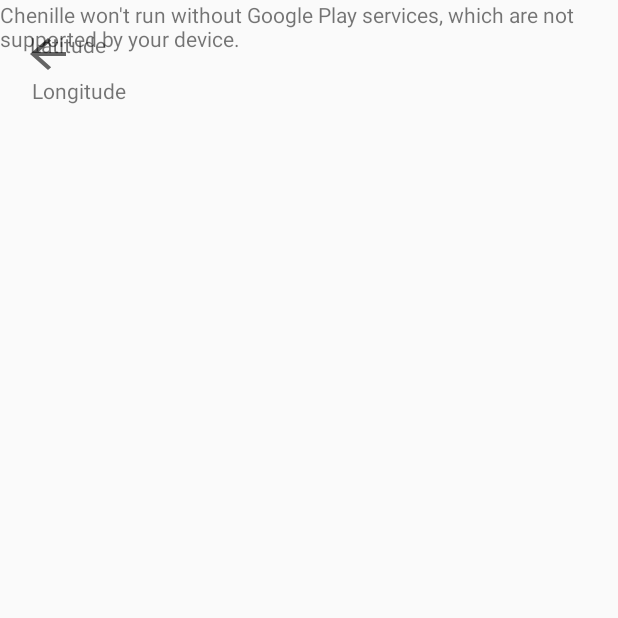
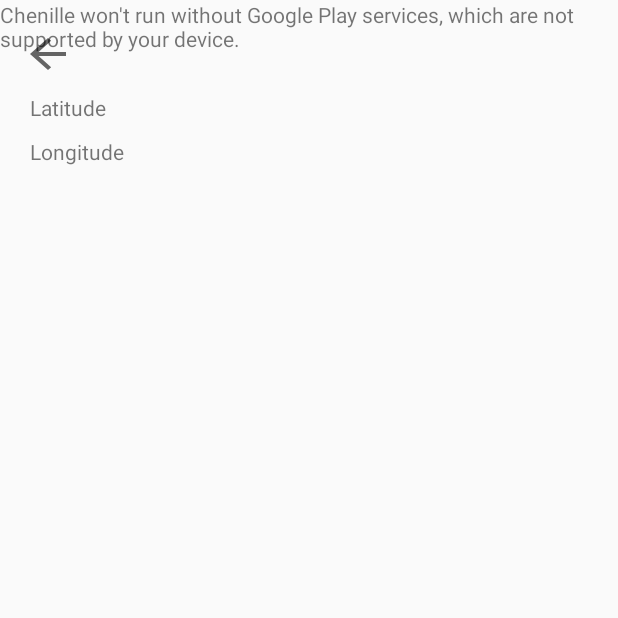
Before and after one commit to LouisBzh/Chenille1, an Android app: the screen it shows after launch (MapsActivity), after a tap on "GPS", on a phone screen of 412 x 824 dp, the top half of it. Run offline under Robolectric (Android 15) with nearby library versions, the phone set to English and light mode, and no system bars.

Commit message:
Normalization
All comments update in English and all code explicated

```diff
--- a/app/src/main/AndroidManifest.xml
+++ b/app/src/main/AndroidManifest.xml
@@ -18,7 +18,8 @@
         android:icon="@mipmap/chenillelogo"
         android:label="@string/app_name"
         android:supportsRtl="true"
-        android:theme="@style/Theme.AppCompat.Light.DarkActionBar">
+        android:theme="@style/Theme.AppCompat.Light.DarkActionBar"
+        tools:ignore="GoogleAppIndexingWarning">
         <meta-data
             android:name="com.google.android.geo.API_KEY"
             android:value="@string/google_maps_key" />
@@ -49,7 +50,6 @@
                 <category android:name="android.intent.category.DEFAULT" />
             </intent-filter>
         </activity>
-        <service android:enabled="true" android:name=".BackGroundService" />
     </application>
 
 </manifest>
--- a/app/src/main/java/com/example/bureau/testhorlogesimple/Main.java
+++ b/app/src/main/java/com/example/bureau/testhorlogesimple/Main.java
@@ -34,12 +34,12 @@ public class Main extends AppCompatActivity {
     Boolean inMaisonGps;
 
     //Variables Main Activity
-    ImageView aigImg;//Aiguille
-    String aigNewPosit;//Nouvelle position aiguille
-    int aigPositInt;//Position actuelle aiguille
-    String positGps="0000";//String codant si à l'intérieur de Famille/Travail/Joker/Maison
+    ImageView aigImg;//Hand
+    String aigNewPosit;//New Hand position
+    int aigPositInt;//Actual Hand position
+    String positGps="0000";//String coding if gps position inside Famille/Travail/Joker/Maison
     final String[] personID ={"Maman","Papa","Marie","Louis","Camille","Perrine","Mathilde","Défaut"};
-    int[] aigImgID ={R.mipmap.aig_maman,R.mipmap.aig_papa,R.mipmap.aig_marie,R.mipmap.aig_louis,R.mipmap.aig_camille,R.mipmap.aig_perrine,R.mipmap.aig_mathilde,R.mipmap.aig_defaut};//Ensemble images aiguilles personnes
+    int[] aigImgID ={R.mipmap.aig_maman,R.mipmap.aig_papa,R.mipmap.aig_marie,R.mipmap.aig_louis,R.mipmap.aig_camille,R.mipmap.aig_perrine,R.mipmap.aig_mathilde,R.mipmap.aig_defaut};//All Hand mipmap
 
     //Variables sms functions
     BroadcastReceiver sentBroadcast;
@@ -52,13 +52,13 @@ public class Main extends AppCompatActivity {
     @Override
     protected void onStart() {
         super.onStart();
-        //Enregistrement emission/reception sms
+        //Register emission/reception sms
         registerReceiver(sentBroadcast, sentIntentFilter);//
         registerReceiver(deliveredBroadcast, deliveredIntentFilter);
     }
     @Override
     protected void onPause() {
-        //Supression enregistrement emission/reception
+        //Delete registration emission/reception sms
         if(deliveredBroadcast!=null) {
             unregisterReceiver(deliveredBroadcast);
             deliveredBroadcast=null;
@@ -74,56 +74,57 @@ public class Main extends AppCompatActivity {
     @Override
     public void onCreate(Bundle savedInstanceState) {
         super.onCreate(savedInstanceState);
-        //Creation emission/reception sms
+        //Creation emission/reception sms functions
         sentIntentFilter=new IntentFilter(SENT);
         deliveredIntentFilter=new IntentFilter(DELIVERED);
         sentBroadcast=new sentReceiver();
         deliveredBroadcast=new deliveredReceiver();
 
+        //Layout
         setContentView(R.layout.activity_main);
 
         //Get preferences inside usable variables
         myVar=getSharedPreferences(MY_PREF,Context.MODE_PRIVATE);
-        myVarEditor = myVar.edit();
+        myVarEditor=myVar.edit();
         aigLastPosit=myVar.getString("aigLastPosit","1");
         inFamilleGps=myVar.getBoolean("inFamilleGPS",false);
         inTravailGps=myVar.getBoolean("inTravailGPS",false);
         inJokerGps=myVar.getBoolean("inJokerGPS",false);
         inMaisonGps=myVar.getBoolean("inMaisonGPS",false);
 
-        //Set aiguille image
+        //Set Hand image
         aigChoosed=myVar.getInt("aigChoosed",8);
         aigImg = findViewById(R.id.Aiguille);
         aigImg.setImageResource(aigImgID[aigChoosed-1]);
 
-        //Verification gps information and hand positionning
+        //Check gps information and hand positioning
         positGps = BooleantoString(inFamilleGps)+BooleantoString(inTravailGps)+BooleantoString(inJokerGps)+BooleantoString(inMaisonGps);
         switch (positGps){
-            case "0000":
+            case "0000": //Not inside any Geofence
                 aigNewPosit="4";
                 break;
-            case "1000":
+            case "1000": //Inside Family Geofence
                 aigNewPosit="1";
                 break;
-            case "0100":
-            case "1100":
+            case "0100": //Inside Travail Geofence
+            case "1100": //Inside Family and Travail Geofence
                 aigNewPosit="2";
                 break;
-            case "0010":
+            case "0010": //Inside Joker Geofence
                 aigNewPosit="5";
                 break;
-            case "0001":
+            case "0001": //Inside Maison Geofence
                 aigNewPosit="7";
                 break;
             default:
-                aigNewPosit=aigLastPosit;
+                aigNewPosit=aigLastPosit; //If none of above possibility = ERROR
                 Toast.makeText(getBaseContext(), "Configuration des zones non pris en charge. Veuillez vérifier la disposition des zones GPS.", Toast.LENGTH_LONG).show();
                 break;
         }
-
         setPositAuto(aigNewPosit);
     }
 
+    //Hand positioning by code
     public void setPositAuto(String s){
         try {
             aigPositInt = Integer.parseInt(s);
@@ -133,20 +134,21 @@ public class Main extends AppCompatActivity {
         aigImg.setRotation(aigPositInt * 40 + 320);
         SendSMS(s);
     }
-    public void setPositManuel(String s) { //Fonction to set hand rotation manually
+    //Hand positioning by user choice
+    public void setPositManuel(String s) {
         try {
             aigPositInt = Integer.parseInt(s);
         } catch(NumberFormatException nfe) {
             Toast.makeText(getBaseContext(), "Valeur position de l'aiguille non sous forme d'entier", Toast.LENGTH_LONG).show();
         }
-        if (positGps.equals("0000")){
+        if (positGps.equals("0000")){//If not inside any geofence
             aigImg.setRotation(aigPositInt * 40 + 320);
             SendSMS(s);
         }else {
             AlertDialog.Builder builder = new AlertDialog.Builder(Main.this);
             builder.setTitle("Attention vous êtes définis dans une zone GPS !");
             builder.setMessage("Etes vous sûr de vouloir écraser votre position actuelle ? \n"+
-                    "(Votre position se remettra à jour au prochain déplacement)");
+                    "(Votre position se remettra à jour au prochain franchissement)");
             builder.setNegativeButton("Non", new DialogInterface.OnClickListener() {
                 @Override
                 public void onClick(DialogInterface dialog, int which) {
@@ -166,7 +168,7 @@ public class Main extends AppCompatActivity {
     }
 
 
-    //Ensemble des fonctions lors d'un appui sur un des boutons
+    //All buttons function
     public void Famille (View view){
         setPositManuel("1");
     }
@@ -195,9 +197,11 @@ public class Main extends AppCompatActivity {
         setPositManuel("9");
     }
 
-    //Ensemble des fonctions pour l'envoi des sms
-    private void SendSMS(final String x) { //Fonction d'envoi des sms
-        if (Integer.parseInt(myVar.getString("aigLastPosit", "1")) != Integer.parseInt(x)) { //Test if last position different than new one
+    //Sms functions
+    //Function to send an sms
+    private void SendSMS(final String x) {
+        //Test if last position different than new one
+        if (Integer.parseInt(myVar.getString("aigLastPosit", "1")) != Integer.parseInt(x)) {
 
             PendingIntent sentPI = PendingIntent.getBroadcast(this, 0,
                     new Intent(SENT), 0);
@@ -212,7 +216,8 @@ public class Main extends AppCompatActivity {
             android.telephony.SmsManager sms = android.telephony.SmsManager.getDefault();
             sms.sendTextMessage("+36769424262", null, x, sentPI, deliveredPI);
         }
-    }//Fonction d'envoi des sms
+    }
+    //Sms sending receiver and Error handling
     public class sentReceiver extends BroadcastReceiver {
         @Override
         public void onReceive(Context arg0, Intent arg1) {
@@ -239,7 +244,8 @@ public class Main extends AppCompatActivity {
                     break;
             }
         }
-    } //Fonction emission sms
+    }
+    //Sms delivered receiver and Error handling
     public class deliveredReceiver extends BroadcastReceiver{
         @Override
         public void onReceive(Context arg0, Intent arg1) {
@@ -254,15 +260,15 @@ public class Main extends AppCompatActivity {
                     break;
             }
         }
-    } //Fonction reception sms
+    }
 
-    //Fonction annexe
+    //Function to transform Boolean to String 1 or 0
     public static String BooleantoString(boolean b) {
         return b ? "1" : "0";
     }
 
 
-    //Fonctions de menu
+    //Menu Functions
     @Override
     public boolean onCreateOptionsMenu(Menu menu) {
         MenuInflater inflater = getMenuInflater();
@@ -272,7 +278,7 @@ public class Main extends AppCompatActivity {
     @Override
     public boolean onPrepareOptionsMenu(Menu menu) {
         super.onPrepareOptionsMenu(menu);
-        //Set the notifications menu item checked corresponding to preferences
+        //Set the notifications menu item checked corresponding to registered preferences
         menu.findItem(R.id.action_bar_notifs).setChecked(myVar.getBoolean("notifsEnable",true));
         return true;
     }
@@ -286,7 +292,7 @@ public class Main extends AppCompatActivity {
             case R.id.action_infos: //Pop-up d'informations
                 Toast.makeText(getBaseContext(), "Créé par Louis Le Nézet", Toast.LENGTH_SHORT).show();
                 return true;
-            case R.id.action_bar_notifs: //Autorisation ou non des notifications GPS
+            case R.id.action_bar_notifs: //Gps notifications permission
                 if(item.isChecked()){
                     Toast.makeText(getBaseContext(), "Notifications désactivées", Toast.LENGTH_SHORT).show();
                     item.setChecked(false);
@@ -298,7 +304,7 @@ public class Main extends AppCompatActivity {
                 }
                 myVarEditor.commit();
                 return true;
-            case R.id.action_aiguille: //Choix de l'aiguille a afficher
+            case R.id.action_aiguille: //Hand Choice
                 AlertDialog.Builder builder = new AlertDialog.Builder(Main.this);
                 builder.setTitle("Choisissez l'aiguille à afficher:");
                 builder.setSingleChoiceItems(personID, myVar.getInt("aigChoosed",8)-1, new DialogInterface.OnClickListener() {
@@ -316,7 +322,7 @@ public class Main extends AppCompatActivity {
                         // Change hand preference from sharedPreference
                         myVarEditor.putInt("aigChoosed",aigChoosed);
                         // Committing the changes
-                        myVarEditor.commit();
+                        myVarEditor.apply();
                         // Restart activity
                         recreate();
                     }
--- a/app/src/main/java/com/example/bureau/testhorlogesimple/MapsActivity.java
+++ b/app/src/main/java/com/example/bureau/testhorlogesimple/MapsActivity.java
@@ -28,6 +28,7 @@ import android.widget.Toast;
 
 import com.google.android.gms.common.ConnectionResult;
 import com.google.android.gms.common.api.GoogleApiClient;
+import com.google.android.gms.location.FusedLocationProviderClient;
 import com.google.android.gms.location.Geofence;
 import com.google.android.gms.location.GeofencingClient;
 import com.google.android.gms.location.GeofencingRequest;
@@ -57,25 +58,24 @@ public class MapsActivity extends FragmentActivity
         GoogleApiClient.ConnectionCallbacks,
         GoogleApiClient.OnConnectionFailedListener,
         OnMapReadyCallback,
-        GoogleMap.OnMapClickListener,
-        GoogleMap.OnMarkerClickListener,
         LocationListener {
 
-    //Variable preferences
+    //Preferences
     public static final String MY_PREF="mesPrefs";
     SharedPreferences myVar;
     SharedPreferences.Editor myVarEditor;
     int zoneNumGPS = 4;
-    final String[] positionID = {"Famille", "Travail", "Joker", "A la maison"};
+    final String[] positionID = {"Famille", "Travail", "Joker", "Maison"};
     String lat="";
     String lng = "";
     String radiusSize = "";
     String title = "";
     Boolean gpsDefine = false;
 
-    //Variable activity
+    //Activity variables
     private static final String TAG = MapsActivity.class.getSimpleName();
     Context appContext;
+
     //Map variable
     private TextView textLat, textLong;
     private GoogleMap mMap;
@@ -92,35 +92,29 @@ public class MapsActivity extends FragmentActivity
     //Geofencing API
     private GoogleApiClient googleApiClient;
     private GeofencingClient geofencingClient;
-    ArrayList<Geofence> geofenceList= new ArrayList<Geofence>(4);
+    ArrayList<Geofence> geofenceList= new ArrayList<>(4);
     PendingIntent geofencePendingIntent;
 
     @Override
     protected void onCreate(Bundle savedInstanceState) {
         super.onCreate(savedInstanceState);
         appContext=getApplicationContext();
+
+        //Preferences
+        myVar = getSharedPreferences(MY_PREF, Context.MODE_PRIVATE);
+        myVarEditor=myVar.edit();
+
+        //Layout
         setContentView(R.layout.activity_maps);
-        myVar = getSharedPreferences(MY_PREF, Context.MODE_PRIVATE);
-        myVarEditor = myVar.edit();
-        textLat = (TextView) findViewById(R.id.Lat);
-        textLong = (TextView) findViewById(R.id.Long);
+        textLat = findViewById(R.id.Lat);
+        textLong = findViewById(R.id.Long);
         SupportMapFragment mapFrag = (SupportMapFragment) getSupportFragmentManager().findFragmentById(R.id.map);
         mapFrag.getMapAsync(this);
+
+        //Location
         locationManager = (LocationManager) getSystemService(Context.LOCATION_SERVICE);
+        geofencingClient = LocationServices.getGeofencingClient(appContext);
         createGoogleApi();
-        geofencingClient = LocationServices.getGeofencingClient(appContext);
-    }
-
-    // Create GoogleApiClient instance
-    private void createGoogleApi() {
-        Log.d(TAG, "createGoogleApi()");
-        if ( googleApiClient == null ) {
-            googleApiClient = new GoogleApiClient.Builder( appContext )
-                    .addConnectionCallbacks( this )
-                    .addOnConnectionFailedListener( this )
-                    .addApi( LocationServices.API )
-                    .build();
-        }
     }
 
     @Override
@@ -129,27 +123,30 @@ public class MapsActivity extends FragmentActivity
         mMap.setMyLocationEnabled(true);
         mMap.moveCamera(CameraUpdateFactory.newLatLngZoom(new LatLng(48, -2.4), 9));
 
-        // Getting index of last location added
+        //Getting index of last location added
         zoneNumGPS = myVar.getInt("zoneNumGPS", 0);
 
-        // Iterating through all the locations
+        //Iterating through all the locations to create circles and markers
         for (int i = 0; i < 4; i++) {
-            // Getting the latitude of the i-th location
+            //Getting the latitude of the i-th location
             lat = myVar.getString("lat" + positionID[i], "0");
-            // Getting the longitude of the i-th location
+            //Getting the longitude of the i-th location
             lng = myVar.getString("lng" + positionID[i], "0");
-            // Getting the radius size of the i-th location
+            //Getting the radius size of the i-th location
             radiusSize = myVar.getString("radiusSize" + positionID[i], "100");
             // Getting the title of the i-th location
             title = myVar.getString("title" + positionID[i], "Null");
-            // Getting if the i-th location is define
+            //Getting if the i-th location is define
             gpsDefine = myVar.getBoolean("gpsDefine" + positionID[i], false);
-            // Creating Markers
+            //Creating Markers
             drawMarker(new LatLng(Double.parseDouble(lat), Double.parseDouble(lng)), title, i, gpsDefine);
-            // Drawing circle on the map
+            //Drawing circle on the map
             drawCircle(new LatLng(Double.parseDouble(lat), Double.parseDouble(lng)), Integer.parseInt(radiusSize), i, gpsDefine);
         }
 
+        //When Map is clicked
+        //region MapShortClick
+        //Creation or Updating Geofence
         mMap.setOnMapClickListener(new GoogleMap.OnMapClickListener(){
             @Override
             public void onMapClick(LatLng point) {
@@ -167,16 +164,17 @@ public class MapsActivity extends FragmentActivity
                         // Get location selected
                         zoneNumGPS = ((AlertDialog) dialog).getListView().getCheckedItemPosition();
 
+                        //Radius Size Alert dialog
                         final AlertDialog.Builder seekBarDialog = new AlertDialog.Builder(MapsActivity.this);
                         final LayoutInflater inflater = (LayoutInflater) MapsActivity.this.getSystemService(LAYOUT_INFLATER_SERVICE);
                         final View ViewLayout = inflater.inflate(R.layout.seek_bar_dialog, (ViewGroup) findViewById(R.id.layout_dialog));
                         seekBarDialog.setView(ViewLayout);
+
+                        //Parameters of the seekBar
                         seekBarDialog.setTitle("Sélectionner le rayon de la zone :");
-
                         final int[] radiusSize = new int[1];
-
-                        final TextView txtView = (TextView) ViewLayout.findViewById(R.id.txtItem);
-                        SeekBar seek = (SeekBar) ViewLayout.findViewById(R.id.seekBar);
+                        final TextView txtView = ViewLayout.findViewById(R.id.txtItem);
+                        SeekBar seek = ViewLayout.findViewById(R.id.seekBar);
                         seek.setMax(1000);
                         seek.setProgress(500);
                         radiusSize[0] = 200;
@@ -199,7 +197,7 @@ public class MapsActivity extends FragmentActivity
                             }
                         });
 
-                        // Button OK
+                        // When Radius size is selected
                         seekBarDialog.setPositiveButton("OK",
                                 new DialogInterface.OnClickListener() {
                                     public void onClick(DialogInterface dialog, int which) {
@@ -228,13 +226,13 @@ public class MapsActivity extends FragmentActivity
                                         myVarEditor.commit();
                                         Toast.makeText(getBaseContext(), "Proximity Alert is added", Toast.LENGTH_SHORT).show();
                                     }
-
                                 });
                         seekBarDialog.create();
                         seekBarDialog.show();
 
                     }
                 });
+                //Negative button for geofence creation
                 builder.setNegativeButton("Annuler", new DialogInterface.OnClickListener() {
                     @Override
                     public void onClick(DialogInterface dialog, int which) {
@@ -245,7 +243,10 @@ public class MapsActivity extends FragmentActivity
                 dialog.show();
             }
         });
+        //endregion
 
+        //region MapLongClick
+        //Geofence deletion
         mMap.setOnMapLongClickListener(new GoogleMap.OnMapLongClickListener() {
             @Override
             public void onMapLongClick(LatLng point) {
@@ -276,6 +277,7 @@ public class MapsActivity extends FragmentActivity
                         Toast.makeText(getBaseContext(), "Proximity Alert is removed", Toast.LENGTH_LONG).show();
                     }
                 });
+                //Abandon deletion
                 builder.setNegativeButton("Annuler", new DialogInterface.OnClickListener() {
                     @Override
                     public void onClick(DialogInterface dialog, int which) {
@@ -286,6 +288,7 @@ public class MapsActivity extends FragmentActivity
                 dialog.show();
             }
         });
+        //endregion
     }
 
     //Circles and Marker edition functions
@@ -323,15 +326,16 @@ public class MapsActivity extends FragmentActivity
         circle.setVisible(true);
     }
 
-    //Geofences edition function
+    //Geofence edition function
     private void setGeofence(LatLng point, int radius,int id){
+        //Modify Geofence inside the list
         geofenceList.add(0,new Geofence.Builder()
                 .setRequestId(String.valueOf(id))
                 .setCircularRegion(point.latitude,point.longitude,radius)
                 .setExpirationDuration(NEVER_EXPIRE)
                 .setTransitionTypes(Geofence.GEOFENCE_TRANSITION_ENTER|Geofence.GEOFENCE_TRANSITION_EXIT)
                 .build());
-
+        //Add the geofence receiver
         geofencingClient.addGeofences(getGeofencingRequest(), getGeofencePendingIntent(id))
                 .addOnSuccessListener(this, new OnSuccessListener<Void>() {
                     @Override
@@ -346,6 +350,7 @@ public class MapsActivity extends FragmentActivity
                     }
                 });
     }
+    //Geofence pending intent deletion
     private void removeGeofence(int id){
         geofencingClient.removeGeofences(getGeofencePendingIntent(id))
                 .addOnSuccessListener(this, new OnSuccessListener<Void>() {
@@ -380,7 +385,17 @@ public class MapsActivity extends FragmentActivity
         return geofencePendingIntent;
     }
 
-
+    // Create GoogleApiClient instance
+    private void createGoogleApi() {
+        Log.d(TAG, "createGoogleApi()");
+        if ( googleApiClient == null ) {
+            googleApiClient = new GoogleApiClient.Builder( appContext )
+                    .addConnectionCallbacks( this )
+                    .addOnConnectionFailedListener( this )
+                    .addApi( LocationServices.API )
+                    .build();
+        }
+    }
     // GoogleApiClient.ConnectionCallbacks connected
     @Override
     public void onConnected(@Nullable Bundle bundle) {
@@ -397,6 +412,7 @@ public class MapsActivity extends FragmentActivity
     public void onConnectionFailed(@NonNull ConnectionResult connectionResult) {
         Log.w(TAG, "onConnectionFailed()");
     }
+
 
     //Change in location functions
     @Override
@@ -444,6 +460,7 @@ public class MapsActivity extends FragmentActivity
         writeActualLocation(lastLocation);
     }
 
+
     //Permissions
     // Verify user's response of the permission requested
     @Override
@@ -485,18 +502,6 @@ public class MapsActivity extends FragmentActivity
         Log.w(TAG, "permissionsDenied()");
     }
 
-    // Callback called when Map is touched
-    @Override
-    public void onMapClick(LatLng latLng) {
-        Log.d(TAG, "onMapClick("+latLng +")");
-    }
-    // Callback called when Marker is touched
-    @Override
-    public boolean onMarkerClick(Marker marker) {
-        Log.d(TAG, "onMarkerClickListener: " + marker.getPosition() );
-        return false;
-    }
-
     //Get back functions
     @Override
     public void onBackPressed() {
--- a/app/src/main/java/com/example/bureau/testhorlogesimple/NotificationView.java
+++ b/app/src/main/java/com/example/bureau/testhorlogesimple/NotificationView.java
@@ -9,7 +9,7 @@ public class NotificationView extends Activity {
         super.onCreate(savedInstanceState);
         setContentView(R.layout.notification);
 
-        TextView notif = (TextView) findViewById(R.id.notification);
+        TextView notif = findViewById(R.id.notification);
         Bundle data = getIntent().getExtras();
         notif.setText(data.getString("content"));
     }
--- a/app/src/main/res/layout/activity_maps.xml
+++ b/app/src/main/res/layout/activity_maps.xml
@@ -30,12 +30,12 @@
         android:id="@+id/Lat"
         android:layout_width="wrap_content"
         android:layout_height="wrap_content"
+        android:layout_below="@+id/BackBtn"
         android:layout_alignParentStart="true"
         android:layout_alignParentLeft="true"
-        android:layout_alignParentTop="true"
         android:layout_marginStart="20dp"
         android:layout_marginLeft="20dp"
-        android:layout_marginTop="20dp"
+        android:layout_marginTop="10dp"
         android:text="@string/Latitude" />
 
     <TextView
@@ -45,9 +45,9 @@
         android:layout_below="@+id/Lat"
         android:layout_alignParentStart="true"
         android:layout_alignParentLeft="true"
-        android:layout_marginStart="21dp"
+        android:layout_marginStart="20dp"
         android:layout_marginLeft="20dp"
-        android:layout_marginTop="11dp"
+        android:layout_marginTop="10dp"
         android:text="@string/Longitude" />
 
 </RelativeLayout>
```
Also changed, not shown: app/src/main/java/com/example/bureau/testhorlogesimple/BackGroundService.java (deleted, +0 -44 lines), app/src/main/java/com/example/bureau/testhorlogesimple/ProximityReceiver.java (+17 -23 lines).
